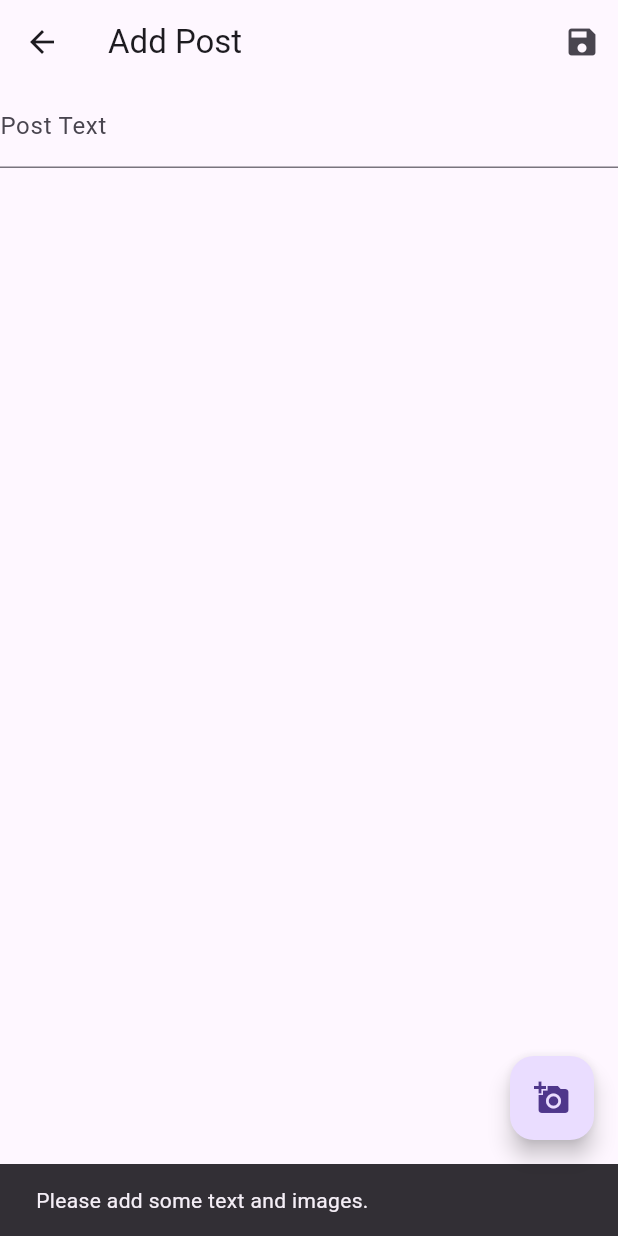
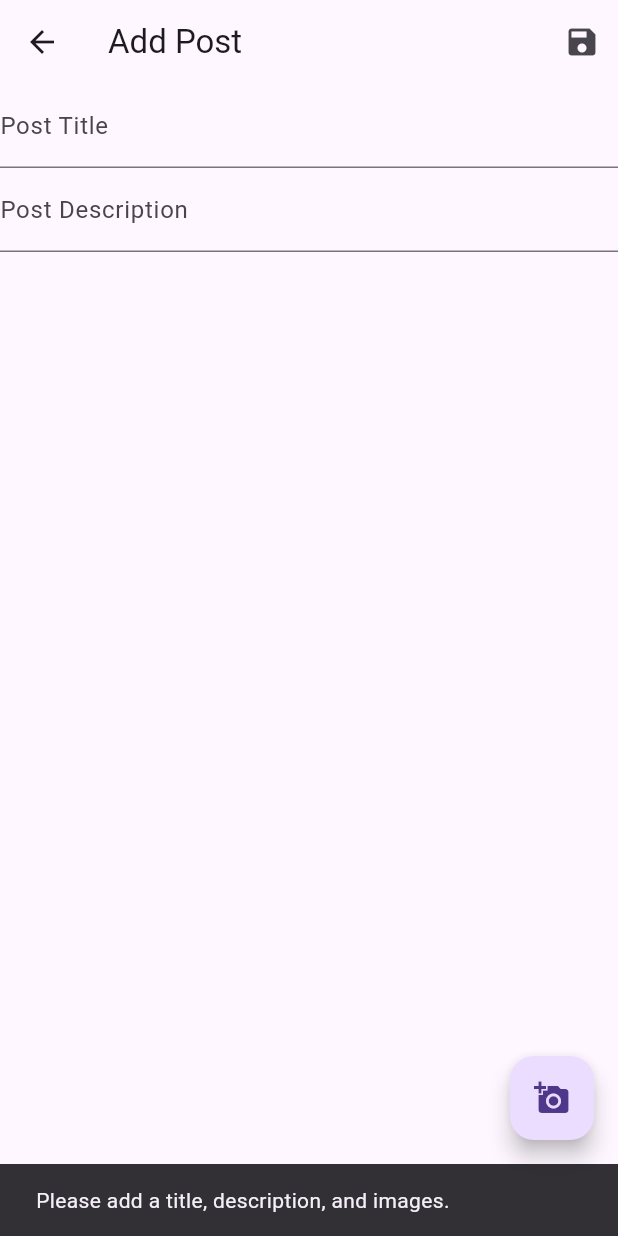
Before and after one commit to mariajvieira/CleanItUP, a Flutter app: the AddPostScreen screen opened directly, after a tap on the "save" icon, on a phone screen of 412 x 824 dp. Run offline on Flutter 3.47's test engine with Material 3 defaults, Android fonts, the phone set to English and light mode, and no system bars; our stand-ins replace cloud_firestore, firebase_auth, firebase_core, firebase_storage, flutter_map, geolocator and 3 more; accounts and stored records are empty.

Commit message:
posts in user profile and counting working

```diff
--- a/projeto/lib/screens/add_post_screen.dart
+++ b/projeto/lib/screens/add_post_screen.dart
@@ -3,7 +3,7 @@ import 'package:image_picker/image_picker.dart';
 import 'dart:io';
 import 'package:firebase_storage/firebase_storage.dart';
 import '../JsonModels/post.dart';
-
+import 'package:firebase_auth/firebase_auth.dart';
 
 class AddPostScreen extends StatefulWidget {
   const AddPostScreen({Key? key}) : super(key: key);
@@ -13,10 +13,10 @@ class AddPostScreen extends StatefulWidget {
 }
 
 class _AddPostScreenState extends State<AddPostScreen> {
-  final TextEditingController _postTextController = TextEditingController();
+  final TextEditingController _titleController = TextEditingController();
+  final TextEditingController _descriptionController = TextEditingController();
   final ImagePicker _picker = ImagePicker();
   List<File> images = [];
-
 
   Future<void> _pickImageFromGallery() async {
     final XFile? pickedFile = await _picker.pickImage(source: ImageSource.gallery);
@@ -38,40 +38,45 @@ class _AddPostScreenState extends State<AddPostScreen> {
 
   Future<String> _uploadImage(File image) async {
     try {
-      String fileName = DateTime.now().millisecondsSinceEpoch.toString(); // Unique filename
+      String fileName = DateTime.now().millisecondsSinceEpoch.toString();
       Reference storageReference = FirebaseStorage.instance.ref().child('images/$fileName');
 
-      await storageReference.putFile(image);
+      UploadTask uploadTask = storageReference.putFile(image);
+      TaskSnapshot taskSnapshot = await uploadTask;
 
+      if (taskSnapshot.state == TaskState.success) {
         String imageUrl = await storageReference.getDownloadURL();
-
         return imageUrl;
+      } else {
+        throw Exception('Failed to upload image');
+      }
     } catch (e) {
       print('Error uploading image: $e');
       throw e;
     }
   }
 
-  Future<bool> submitPost(String text, List<File> images) async {
-    if (images.isEmpty) return false; // Make sure there's at least one image
+  Future<bool> submitPost(String title, String description, List<File> images) async {
+    if (images.isEmpty) return false;
 
-    String imageUrl = '';
-    if (images.isNotEmpty) {
-      imageUrl = await _uploadImage(images.first);
-    }
-    await Post.addPostToDatabase(text, '', imageUrl);
+    String imageUrl = await _uploadImage(images.first);
+
+    var currentUser = FirebaseAuth.instance.currentUser!;
+    await Post.addPostToDatabase(title, description, currentUser.uid, imageUrl);
+
     return true;
   }
 
   void submitPostHandler() async {
-    if (_postTextController.text.isEmpty || images.isEmpty) {
+    if (_titleController.text.isEmpty || _descriptionController.text.isEmpty || images.isEmpty) {
       ScaffoldMessenger.of(context).showSnackBar(
-          SnackBar(content: Text("Please add some text and images."))
+          SnackBar(content: Text("Please add a title, description, and images."))
       );
       return;
     }
 
-    bool success = await submitPost(_postTextController.text, images);
+    try {
+      bool success = await submitPost(_titleController.text, _descriptionController.text, images);
       if (success) {
         Navigator.pop(context);
         ScaffoldMessenger.of(context).showSnackBar(
@@ -82,8 +87,12 @@ class _AddPostScreenState extends State<AddPostScreen> {
             SnackBar(content: Text("Failed to submit post."))
         );
       }
+    } catch (e) {
+      ScaffoldMessenger.of(context).showSnackBar(
+          SnackBar(content: Text("An error occurred: $e"))
+      );
     }
-
+  }
 
   @override
   Widget build(BuildContext context) {
@@ -93,15 +102,19 @@ class _AddPostScreenState extends State<AddPostScreen> {
         actions: <Widget>[
           IconButton(
             icon: Icon(Icons.save),
-              onPressed: submitPostHandler
-          )
+            onPressed: submitPostHandler,
+          ),
         ],
       ),
       body: Column(
         children: <Widget>[
           TextField(
-            controller: _postTextController,
-            decoration: InputDecoration(labelText: 'Post Text'),
+            controller: _titleController,
+            decoration: InputDecoration(labelText: 'Post Title'),
+          ),
+          TextField(
+            controller: _descriptionController,
+            decoration: InputDecoration(labelText: 'Post Description'),
           ),
           Expanded(
             child: GridView.builder(
@@ -137,7 +150,7 @@ class _AddPostScreenState extends State<AddPostScreen> {
               onTap: () {
                 _pickImageFromGallery();
                 Navigator.pop(context);
-                    }
+              },
             ),
             ListTile(
               leading: Icon(Icons.photo_camera),
@@ -145,11 +158,11 @@ class _AddPostScreenState extends State<AddPostScreen> {
               onTap: () {
                 _takePicture();
                 Navigator.pop(context);
-                    }
-                )
-              ]
+              },
+            ),
+          ],
         );
-        }
+      },
     );
   }
 }
```
Also changed, not shown: projeto/lib/JsonModels/post.dart (+13 -2 lines), projeto/lib/screens/userprofile_screen.dart (+28 -10 lines), 1 other file. Lines whose indentation alone changed are shown as unchanged.
